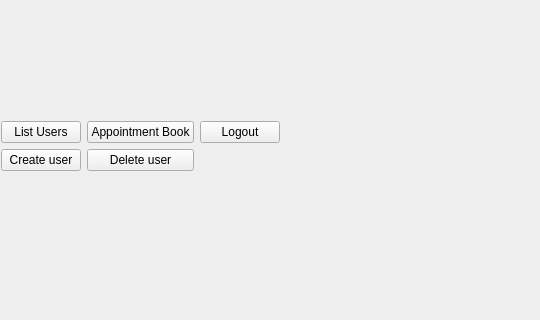
NoahHallows/quackmed, file client/ui/mainwindow.ui: the form before one commit; both pictures show x 260 to 800 and y 143 to 463 of the 800 by 600 pixel window.
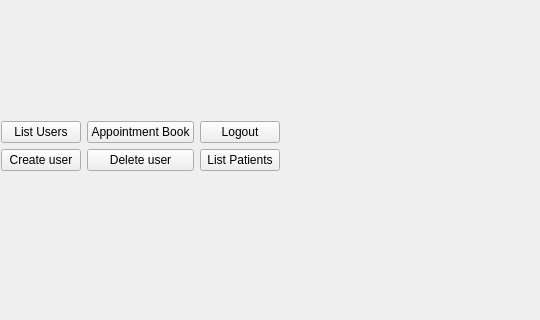
The form after the commit.

Commit message: stuff for patients. I'm a genius

Diff of the .ui file:
```diff
--- a/client/ui/mainwindow.ui
+++ b/client/ui/mainwindow.ui
@@ -102,6 +102,13 @@
       </property>
      </spacer>
     </item>
+    <item row="2" column="4">
+     <widget class="QPushButton" name="ListPatientsButton">
+      <property name="text">
+       <string>List Patients</string>
+      </property>
+     </widget>
+    </item>
    </layout>
   </widget>
   <widget class="QMenuBar" name="menubar">
```
The commit also changes 40 other files.
